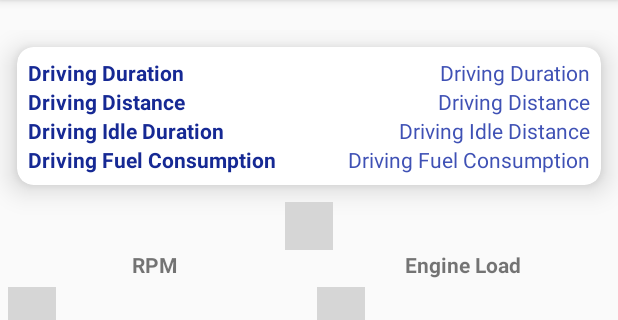
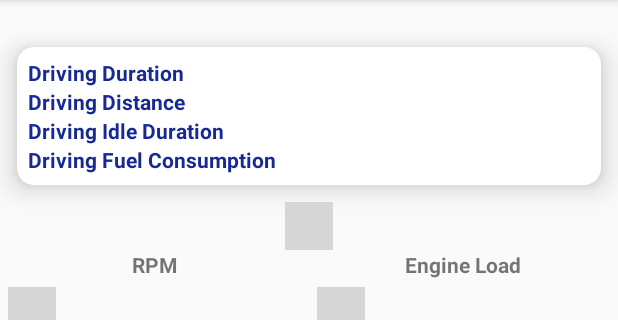
Before and after one commit to in-techouse/obd-car-diagnostic-pro, an Android app: the MainDashboard screen opened directly, with no data from a screen before it, on a phone screen of 412 x 824 dp, the part 84-404 px from its top. Run offline under Robolectric (Android 15) with nearby library versions, the phone set to English and light mode, and no system bars; libraries missing offline, so code that uses them is left out: com.github.anastr.speedviewlib, com.github.capur16.digitspeedviewlib, com.shashank.sony; plain views replace DigitSpeedView, SpeedView; 6 statements that could not run were skipped; grey boxes are pictures that could not be loaded.

Commit message:
Working on Main Dashboard

```diff
--- a/app/src/main/res/layout/activity_main_dashboard.xml
+++ b/app/src/main/res/layout/activity_main_dashboard.xml
@@ -72,7 +72,6 @@
                             android:layout_height="wrap_content"
                             android:layout_alignParentEnd="true"
                             android:layout_centerVertical="true"
-                            android:text="Driving Duration"
                             android:textColor="@color/colorPrimary" />
 
                     </RelativeLayout>
@@ -96,7 +95,6 @@
                             android:layout_height="wrap_content"
                             android:layout_alignParentEnd="true"
                             android:layout_centerVertical="true"
-                            android:text="Driving Distance"
                             android:textColor="@color/colorPrimary" />
 
                     </RelativeLayout>
@@ -120,7 +118,6 @@
                             android:layout_height="wrap_content"
                             android:layout_alignParentEnd="true"
                             android:layout_centerVertical="true"
-                            android:text="Driving Idle Distance"
                             android:textColor="@color/colorPrimary" />
 
                     </RelativeLayout>
@@ -144,7 +141,6 @@
                             android:layout_height="wrap_content"
                             android:layout_alignParentEnd="true"
                             android:layout_centerVertical="true"
-                            android:text="Driving Fuel Consumption"
                             android:textColor="@color/colorPrimary" />
 
                     </RelativeLayout>
```
